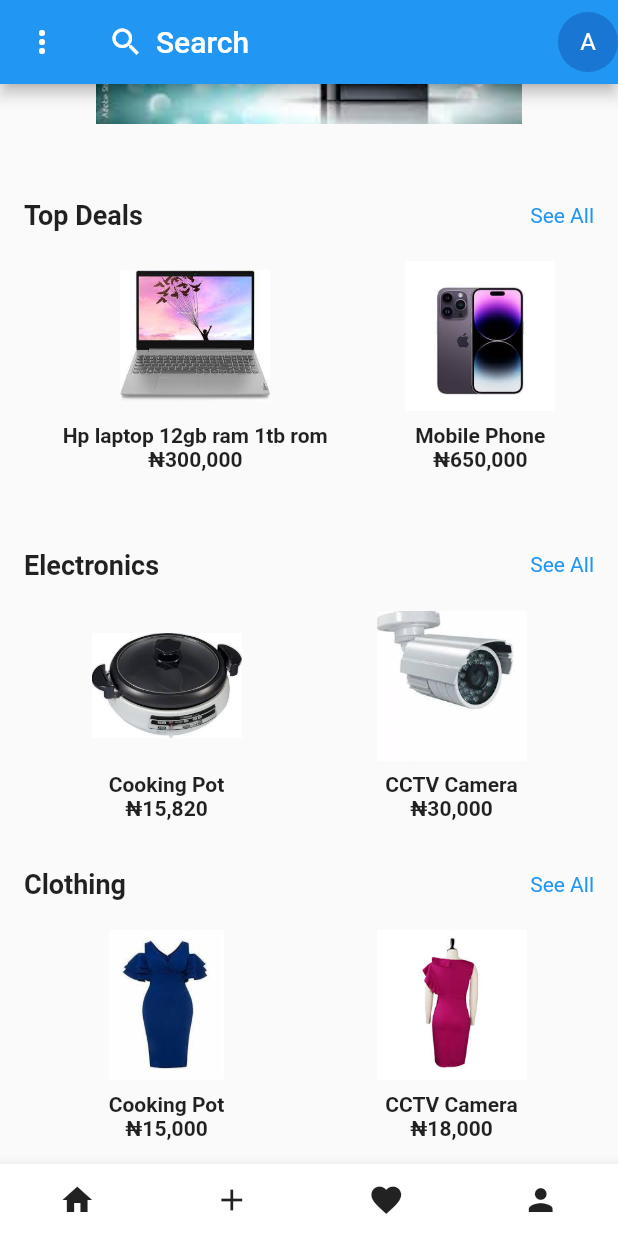
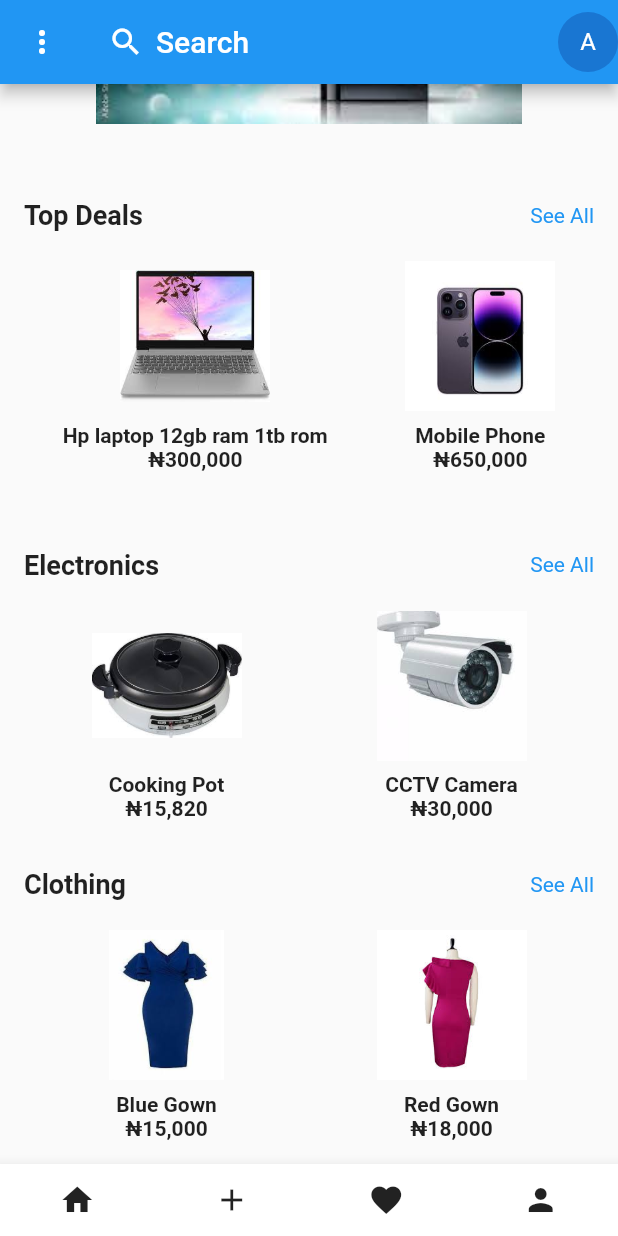
Before and after one commit to Finest321/user_interface, a Flutter app: the screen it shows after launch, scrolled down 165 dp, on a phone screen of 412 x 824 dp. Run offline on Flutter 3.47's test engine with Material 2 defaults, Android fonts, the phone set to English and light mode, and no system bars; drawn by our look-alikes of carousel_slider.

Commit message:
User_Interface

```diff
--- a/lib/main.dart
+++ b/lib/main.dart
@@ -9,6 +9,7 @@ class MyApp extends StatelessWidget {
   @override
   Widget build(BuildContext context) {
     return MaterialApp(
+      debugShowCheckedModeBanner: false,
       home: Scaffold(
         appBar: AppBar(
           leading: PopupMenuButton(
@@ -172,11 +173,11 @@ class MyApp extends StatelessWidget {
                       children: [
                         ProductItem(
                             imagePath: 'assets/gown1.png',
-                            name: 'Cooking Pot',
+                            name: 'Blue Gown',
                             price: '₦15,000'),
                         ProductItem(
                             imagePath: 'assets/gown.png',
-                            name: 'CCTV Camera',
+                            name: 'Red Gown',
                             price: '₦18,000'),
                       ],
                     ),
@@ -232,13 +233,20 @@ class ProductItem extends StatelessWidget {
 
   @override
   Widget build(BuildContext context) {
-    return Column(
+    return GestureDetector(
+      onTap: () {
+        // Handle the click action here, e.g., navigate to a product details screen.
+        // You can navigate to a different screen or perform any other action.
+        print('Clicked on: $name');
+      },
+      child: Column(
         children: [
           Image.asset(imagePath, height: 100, width: 100),
           SizedBox(height: 8),
           Text(name, style: TextStyle(fontWeight: FontWeight.bold)),
           Text(price, style: TextStyle(fontWeight: FontWeight.bold)),
         ],
+      ),
     );
   }
 }
```
Lines whose indentation alone changed are shown as unchanged.
